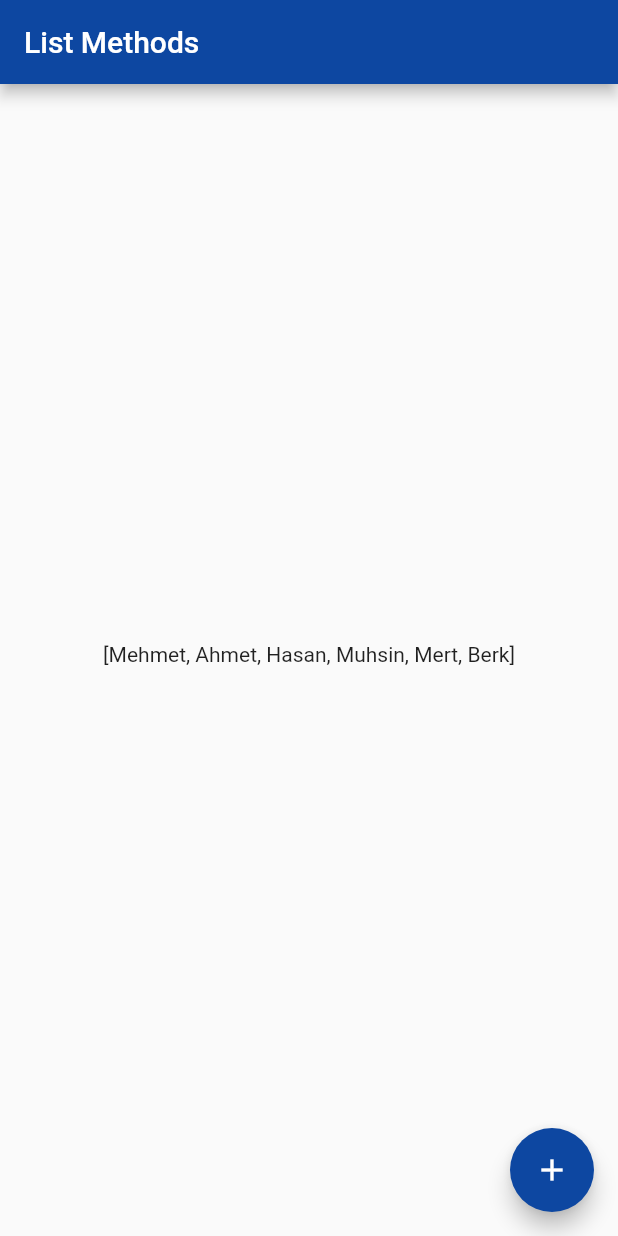
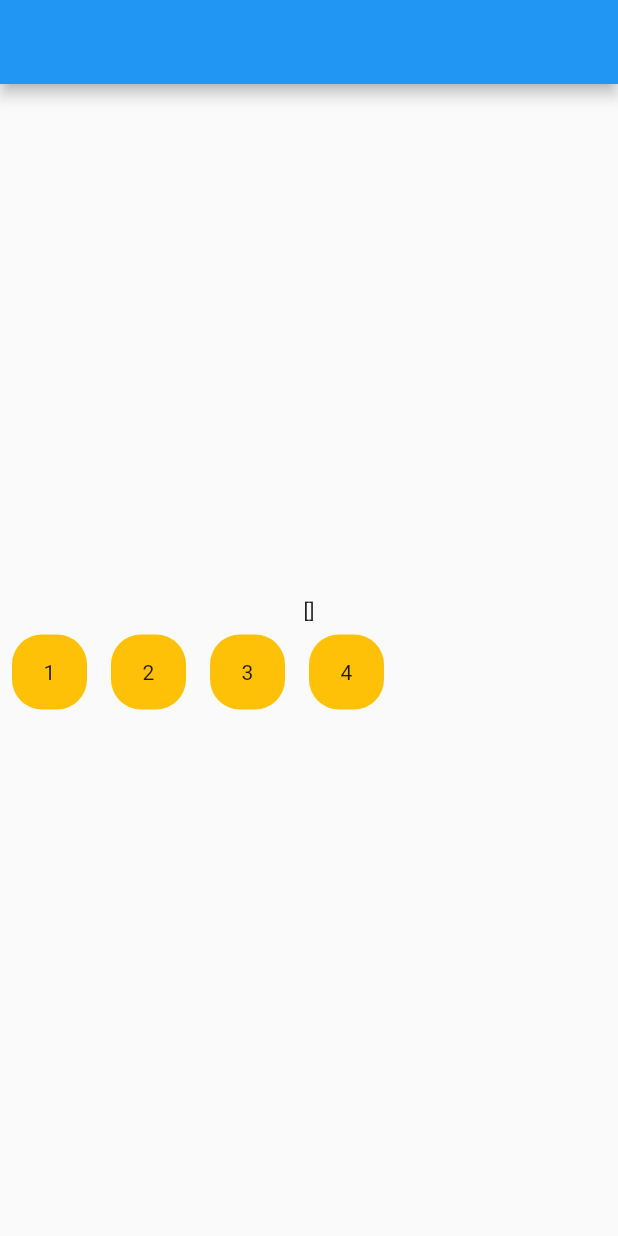
Before and after one commit to Demirzekk/flutter_list_methods, a Flutter app: the screen it shows after launch, on a phone screen of 412 x 824 dp. Run offline on Flutter 3.47's test engine with Material 2 defaults, Android fonts, the phone set to English and light mode, and no system bars.

Commit message:
liste sayfa numaralandırması yaopıldı

```diff
--- a/lib/list_methods2.dart
+++ b/lib/list_methods2.dart
@@ -195,7 +195,7 @@ class Methods2 {
     log(result.toString());
   }
 
-  listSublist() {
+ List<String> listSublist() {
     List<String> subNames = [];
     List<String> names = [
       "su",
@@ -211,7 +211,7 @@ class Methods2 {
     subNames = names.sublist(0, 4);
     log(subNames.toString());
 
-    subNames;
+   return subNames;
   }
 }
 
--- a/lib/main.dart
+++ b/lib/main.dart
@@ -1,7 +1,8 @@
-import 'dart:developer';
+
 
 import 'package:flutter/material.dart';
 import 'package:flutter_list_methods/list_methods2.dart';
+import 'package:flutter_list_methods/sublist_example.dart/sublist_page.dart';
 
 void main() {
   runApp(const MyApp());
@@ -13,12 +14,11 @@ class MyApp extends StatelessWidget {
   @override
   Widget build(BuildContext context) {
     return MaterialApp(
-      title: 'Flutter Demo',
-      theme: ThemeData(
-        primarySwatch: Colors.blue,
-      ),
-      home: const MyHomePage(title: 'List Methods'),
-    );
+        title: 'Flutter Demo',
+        theme: ThemeData(
+          primarySwatch: Colors.blue,
+        ),
+        home: const Learning());
   }
 }
 
--- /dev/null
+++ b/lib/sublist_example.dart/sublist_item.dart
@@ -0,0 +1,27 @@
+
+class GetNameList{
+  List<String> toNames = [
+  "osman",
+  "ahmet",
+  "şule",
+  "hamdi",
+  "mustafa",
+  "yusuf",
+  "zeliha",
+  "reşat",
+  "fikri",
+  "melisa",
+  "melis",
+  "muzaffer",
+  "ayşe",
+  "elif",
+  "hasan",
+  "halis",
+  "şükrü",
+  "fatma",
+  "negis",
+  "sunay"
+];
+
+
+}
--- /dev/null
+++ b/lib/sublist_example.dart/sublist_page.dart
@@ -0,0 +1,100 @@
+import 'package:flutter/material.dart';
+import 'package:flutter_list_methods/sublist_example.dart/sublist_item.dart';
+
+class Learning extends StatefulWidget {
+  const Learning({super.key});
+
+  @override
+  State<Learning> createState() => _LearningState();
+}
+
+int? count;
+
+class _LearningState extends State<Learning> {
+  GetNameList namelist = GetNameList();
+
+  List<String> newListMethod() {
+    List<String> firstlist = [];
+
+    if (count == 1) {
+      setState(() {});
+      firstlist = GetNameList().toNames.sublist(0, 5);
+    } else if (count == 2) {
+      firstlist = GetNameList().toNames.sublist(5, 10);
+    } else if (count == 3) {
+      firstlist = GetNameList().toNames.sublist(10, 15);
+    } else if (count == 4) {
+      firstlist = GetNameList().toNames.sublist(15, 20);
+    }
+    return firstlist;
+  }
+
+  @override
+  Widget build(BuildContext context) {
+    return Scaffold(
+      appBar: AppBar(),
+      body: Column(
+        crossAxisAlignment: CrossAxisAlignment.center,
+        mainAxisAlignment: MainAxisAlignment.center,
+        children: [
+          Center(child: Text(newListMethod().toString())),
+          Row(
+            children: [
+              CustomContainer(
+                ontap: () {
+                  count = 1;
+                  setState(() {});
+                },
+                title: "1",
+              ),
+              CustomContainer(
+                ontap: () {
+                  setState(() {});
+                  count = 2;
+                },
+                title: "2",
+              ),
+              CustomContainer(
+                ontap: () {
+                  count = 3;
+                  setState(() {});
+                },
+                title: "3",
+              ),
+              CustomContainer(
+                ontap: () {
+                  count = 4;
+                  setState(() {});
+                },
+                title: "4",
+              ),
+            ],
+          )
+        ],
+      ),
+    );
+  }
+}
+
+class CustomContainer extends StatelessWidget {
+  const CustomContainer({super.key, required this.title, required this.ontap});
+  final String title;
+  final void Function()? ontap;
+
+  @override
+  Widget build(BuildContext context) {
+    return Padding(
+      padding: const EdgeInsets.all(8.0),
+      child: InkWell(
+        onTap: ontap,
+        child: Container(
+          decoration: BoxDecoration(
+              color: Colors.amber, borderRadius: BorderRadius.circular(20)),
+          width: 50,
+          height: 50,
+          child: Center(child: Text(title.toString())),
+        ),
+      ),
+    );
+  }
+}
```
